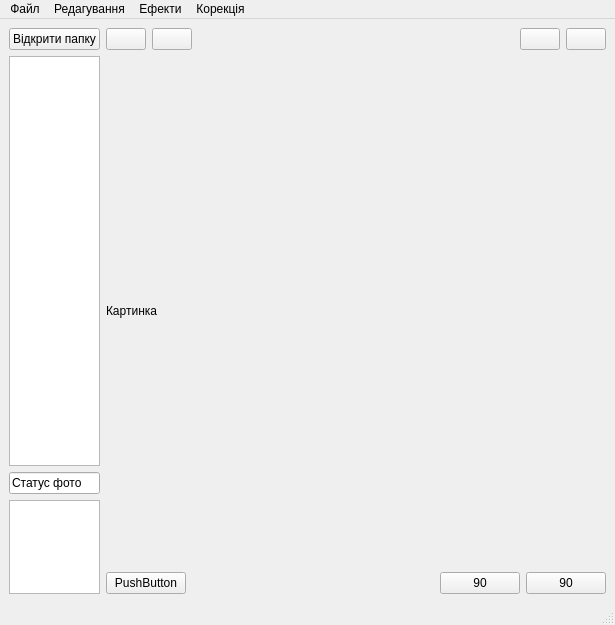
Above: window.ui from Lyubomyrkot/Image_editor before the change. Below: the same form after it.
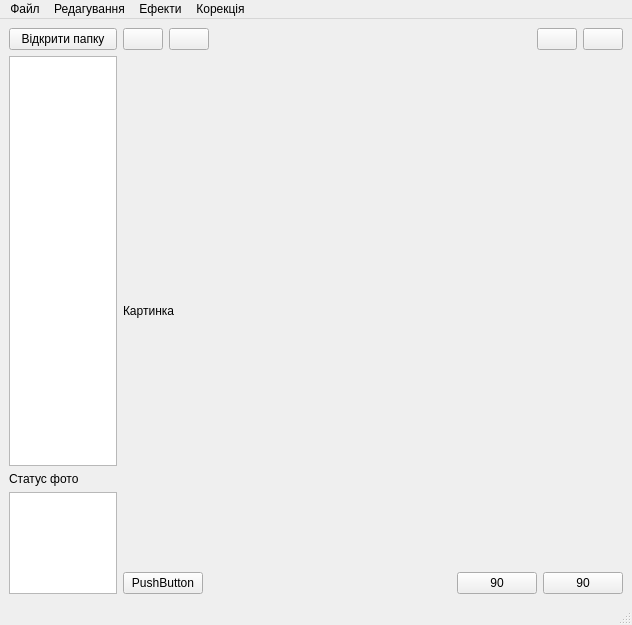
That is the form after the change. Icons and pictures are not drawn.

Commit message: новий дизайн та функції

The edit to the form file:
```diff
--- a/window.ui
+++ b/window.ui
@@ -6,7 +6,7 @@
    <rect>
     <x>0</x>
     <y>0</y>
-    <width>614</width>
+    <width>632</width>
     <height>625</height>
    </rect>
   </property>
@@ -35,6 +35,9 @@
       </item>
       <item>
        <widget class="QListWidget" name="listWidget">
+        <property name="enabled">
+         <bool>true</bool>
+        </property>
         <property name="minimumSize">
          <size>
           <width>0</width>
@@ -50,7 +53,7 @@
        </widget>
       </item>
       <item>
-       <widget class="QLineEdit" name="lineEdit">
+       <widget class="QLabel" name="label">
         <property name="text">
          <string>Статус фото</string>
         </property>
@@ -67,6 +70,12 @@
           <height>0</height>
          </size>
         </property>
+        <property name="maximumSize">
+         <size>
+          <width>200</width>
+          <height>16777215</height>
+         </size>
+        </property>
        </widget>
       </item>
      </layout>
@@ -214,7 +223,7 @@
     <rect>
      <x>0</x>
      <y>0</y>
-     <width>614</width>
+     <width>632</width>
      <height>21</height>
     </rect>
    </property>
```
Left out of the diff: 9 changed lines with no effect on the pictures. The commit also changes 1 other file.
